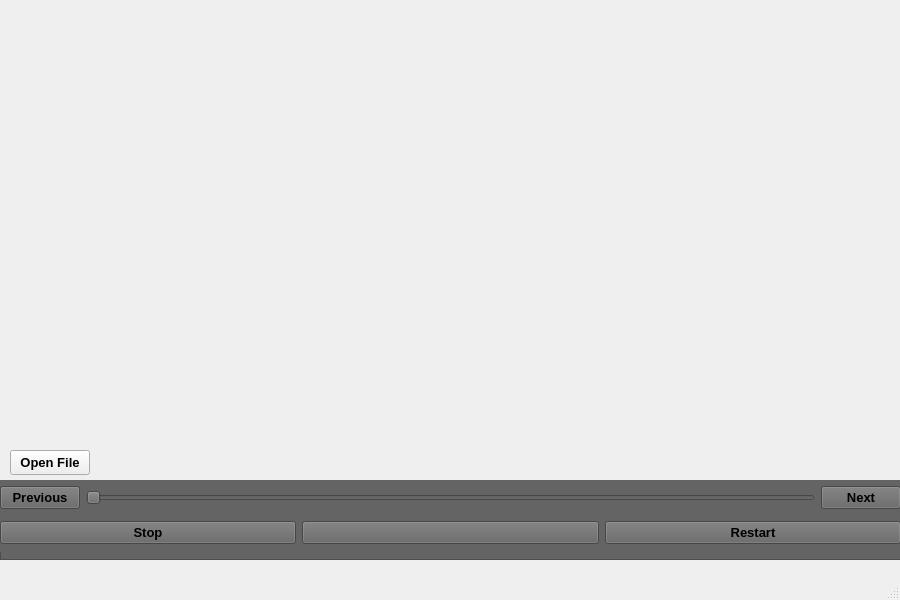
Old version of the form mainwindow.ui in the repository Pottarr/QtGroove.
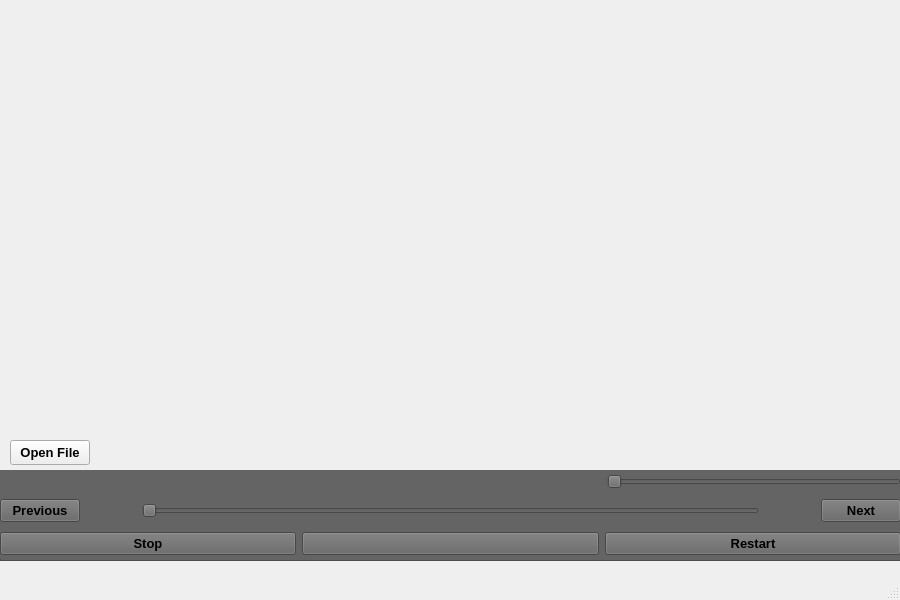
New version of the form.

Commit message: Added Duration Label

```diff
--- a/mainwindow.ui
+++ b/mainwindow.ui
@@ -18,7 +18,7 @@
     <property name="geometry">
      <rect>
       <x>10</x>
-      <y>450</y>
+      <y>440</y>
       <width>80</width>
       <height>25</height>
      </rect>
@@ -37,9 +37,9 @@
     <property name="geometry">
      <rect>
       <x>0</x>
-      <y>480</y>
+      <y>470</y>
       <width>901</width>
-      <height>80</height>
+      <height>91</height>
      </rect>
     </property>
     <property name="styleSheet">
@@ -57,10 +57,59 @@
        <x>0</x>
        <y>0</y>
        <width>901</width>
-       <height>72</height>
+       <height>89</height>
       </rect>
      </property>
      <layout class="QVBoxLayout" name="verticalLayout">
+      <item>
+       <layout class="QHBoxLayout" name="horizontalLayout_3">
+        <item>
+         <widget class="QLabel" name="nowPlayingLabel">
+          <property name="text">
+           <string/>
+          </property>
+         </widget>
+        </item>
+        <item>
+         <widget class="QLabel" name="currentDuration">
+          <property name="sizePolicy">
+           <sizepolicy hsizetype="Preferred" vsizetype="Preferred">
+            <horstretch>0</horstretch>
+            <verstretch>0</verstretch>
+           </sizepolicy>
+          </property>
+          <property name="minimumSize">
+           <size>
+            <width>300</width>
+            <height>0</height>
+           </size>
+          </property>
+          <property name="text">
+           <string/>
+          </property>
+         </widget>
+        </item>
+        <item>
+         <widget class="QSlider" name="horizontalSlider">
+          <property name="sizePolicy">
+           <sizepolicy hsizetype="Preferred" vsizetype="Fixed">
+            <horstretch>0</horstretch>
+            <verstretch>0</verstretch>
+           </sizepolicy>
+          </property>
+          <property name="minimumSize">
+           <size>
+            <width>0</width>
+            <height>0</height>
+           </size>
+          </property>
+          <property name="orientation">
+           <enum>Qt::Orientation::Horizontal</enum>
+          </property>
+         </widget>
+        </item>
+       </layout>
+      </item>
       <item>
        <layout class="QHBoxLayout" name="horizontalLayout">
         <item>
@@ -79,6 +128,19 @@
           </property>
          </widget>
         </item>
+        <item>
+         <widget class="QLabel" name="wholeSongDuration">
+          <property name="minimumSize">
+           <size>
+            <width>50</width>
+            <height>0</height>
+           </size>
+          </property>
+          <property name="text">
+           <string/>
+          </property>
+         </widget>
+        </item>
         <item>
          <widget class="QSlider" name="songProgressBar">
           <property name="orientation">
@@ -86,6 +148,19 @@
           </property>
          </widget>
         </item>
+        <item>
+         <widget class="QLabel" name="untilEndDuration">
+          <property name="minimumSize">
+           <size>
+            <width>50</width>
+            <height>0</height>
+           </size>
+          </property>
+          <property name="text">
+           <string/>
+          </property>
+         </widget>
+        </item>
         <item>
          <widget class="QPushButton" name="nextButton">
           <property name="font">
```
Left out of the diff: 2 changed lines with no effect on the pictures. The commit also changes 2 other files.
